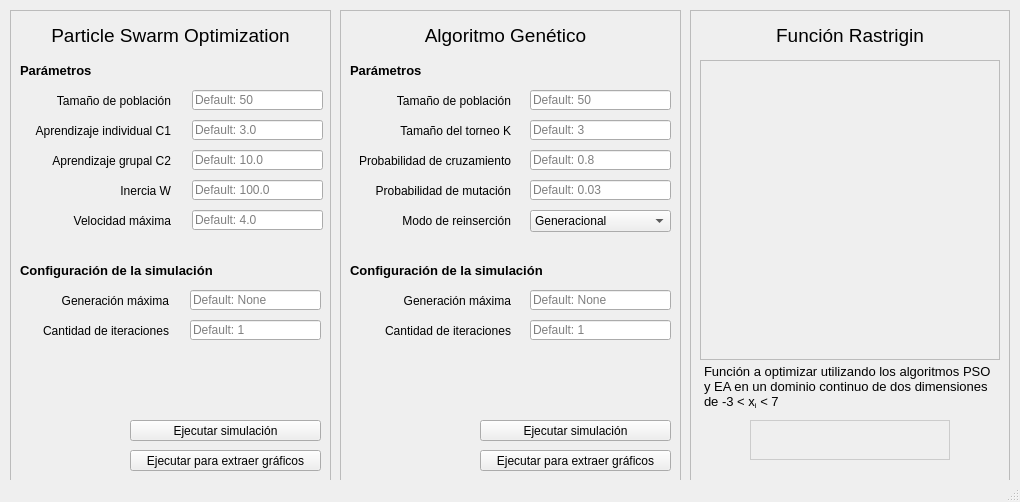
Above: python/ui/qt_interfaz.ui from shyupss/INFO257-PSO-EA before the change. Below: the same form after it.
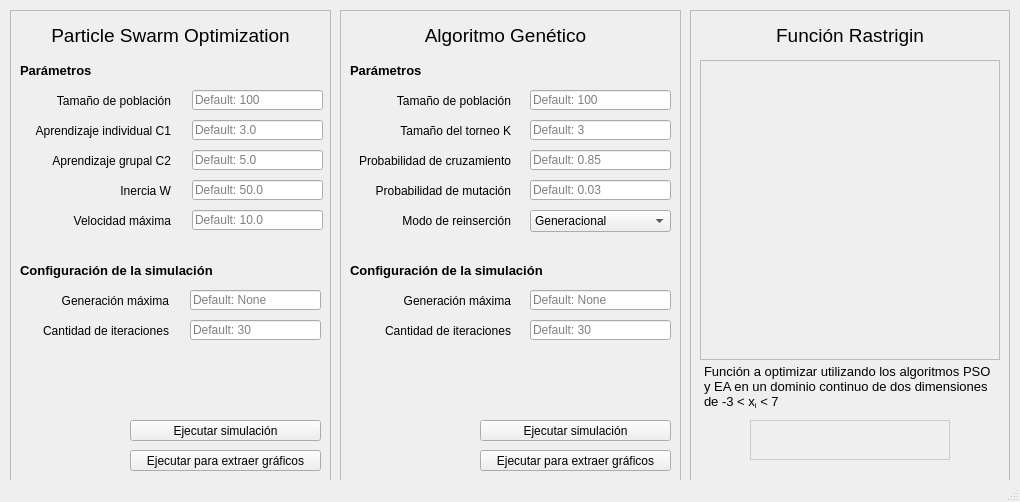
That is the form after the change. Icons and pictures are not drawn.

The edit to the form file:
```diff
--- a/python/ui/qt_interfaz.ui
+++ b/python/ui/qt_interfaz.ui
@@ -90,7 +90,7 @@
       </rect>
      </property>
      <property name="placeholderText">
-      <string>Default: 50</string>
+      <string>Default: 100</string>
      </property>
     </widget>
     <widget class="QLineEdit" name="input_c1">
@@ -116,7 +116,7 @@
       </rect>
      </property>
      <property name="placeholderText">
-      <string>Default: 10.0</string>
+      <string>Default: 5.0</string>
      </property>
     </widget>
     <widget class="QLineEdit" name="input_w">
@@ -129,7 +129,7 @@
       </rect>
      </property>
      <property name="placeholderText">
-      <string>Default: 100.0</string>
+      <string>Default: 50.0</string>
      </property>
     </widget>
     <widget class="QLineEdit" name="input_vel">
@@ -142,7 +142,7 @@
       </rect>
      </property>
      <property name="placeholderText">
-      <string>Default: 4.0</string>
+      <string>Default: 10.0</string>
      </property>
     </widget>
     <widget class="QLabel" name="label_6">
@@ -424,7 +424,7 @@
       </rect>
      </property>
      <property name="placeholderText">
-      <string>Default: 1</string>
+      <string>Default: 30</string>
      </property>
     </widget>
     <widget class="QLabel" name="label_23">
@@ -525,7 +525,7 @@
       </rect>
      </property>
      <property name="placeholderText">
-      <string>Default: 0.8</string>
+      <string>Default: 0.85</string>
      </property>
     </widget>
     <widget class="QLabel" name="label_12">
@@ -632,7 +632,7 @@
       </rect>
      </property>
      <property name="placeholderText">
-      <string>Default: 50</string>
+      <string>Default: 100</string>
      </property>
     </widget>
     <widget class="QLabel" name="label_11">
@@ -883,7 +883,7 @@
       </rect>
      </property>
      <property name="placeholderText">
-      <string>Default: 1</string>
+      <string>Default: 30</string>
      </property>
     </widget>
    </widget>
```
